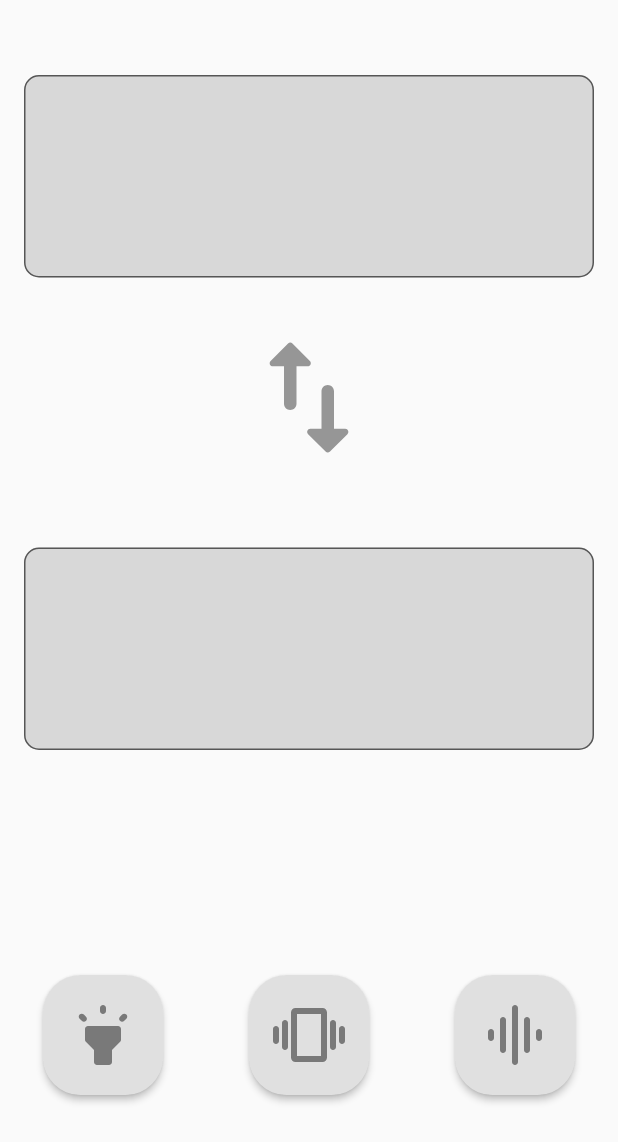
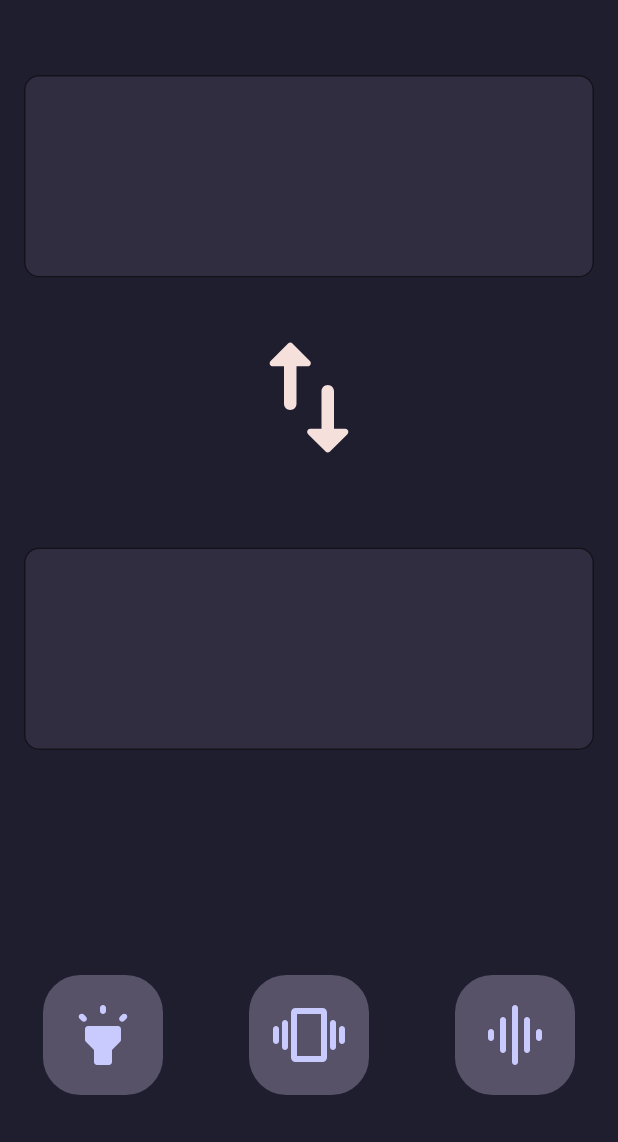
Before and after one commit to M3nny/Morsay, a Flutter app: the screen it shows after launch, on a phone screen of 412 x 824 dp. Shown: the top 1142 px of the screen. Run offline on Flutter 3.47's test engine with Material 2 defaults, Android fonts, the phone set to English and light mode, and no system bars; our stand-ins replace audioplayers, flutter_svg, vibration; missing offline and left inert: flashlight.

Commit message:
Implement catppuccin theme

```diff
--- a/lib/main.dart
+++ b/lib/main.dart
@@ -9,8 +9,66 @@ import 'package:flutter_svg/flutter_svg.dart';
 void main() => runApp(Human2Morse());
 
 String latin = "";
-List<String> alphabet = ["A", "B", "C", "D", "E", "F", "G", "H", "I", "J", "K", "L", "M", "N", "O", "P", "Q", "R", "S", "T", "U", "V", "W", "X", "Y", "Z", " ", "\n"];
-List<String> morseList = [".-", "-...", "-.-.", "-..", ".", "..-.", "--.", "....", "..", ".---", "-.-", ".-..", "--", "-.", "---", ".--.", "--.-", ".-.", "...", "-", "..-", "...-", ".--", "-..-", "-.--", "--..", "/", "\n"];
+List<String> alphabet = [
+  "A",
+  "B",
+  "C",
+  "D",
+  "E",
+  "F",
+  "G",
+  "H",
+  "I",
+  "J",
+  "K",
+  "L",
+  "M",
+  "N",
+  "O",
+  "P",
+  "Q",
+  "R",
+  "S",
+  "T",
+  "U",
+  "V",
+  "W",
+  "X",
+  "Y",
+  "Z",
+  " ",
+  "\n"
+];
+List<String> morseList = [
+  ".-",
+  "-...",
+  "-.-.",
+  "-..",
+  ".",
+  "..-.",
+  "--.",
+  "....",
+  "..",
+  ".---",
+  "-.-",
+  ".-..",
+  "--",
+  "-.",
+  "---",
+  ".--.",
+  "--.-",
+  ".-.",
+  "...",
+  "-",
+  "..-",
+  "...-",
+  ".--",
+  "-..-",
+  "-.--",
+  "--..",
+  "/",
+  "\n"
+];
 
 // ignore: must_be_immutable
 class Human2Morse extends StatelessWidget {
@@ -19,13 +77,12 @@ class Human2Morse extends StatelessWidget {
   @override
   Widget build(BuildContext context) {
     return MaterialApp(
+      theme: ThemeData(scaffoldBackgroundColor: const Color(0xff1E1E2E)),
       home: Scaffold(
         resizeToAvoidBottomInset: false,
         body: Column(
           children: [
-
             Translator(),
-
             Row(
               children: [
                 Expanded(
@@ -38,13 +95,14 @@ class Human2Morse extends StatelessWidget {
                       child: ElevatedButton(
                         style: ButtonStyle(
                           backgroundColor: MaterialStateProperty.all<Color>(
-                            Colors.grey[300]
-                          ),
-                          shape: MaterialStateProperty.all<RoundedRectangleBorder>(
+                              Color(0xff575268)),
+                          shape:
+                              MaterialStateProperty.all<RoundedRectangleBorder>(
                             RoundedRectangleBorder(
                               borderRadius: BorderRadius.circular(25.0),
                             ),
                           ),
+                          elevation: MaterialStateProperty.all<double>(0),
                         ),
                         onPressed: () {},
                         child: SizedBox(
@@ -53,14 +111,13 @@ class Human2Morse extends StatelessWidget {
                             "assets/images/torch.svg",
                             width: 100,
                             height: 100,
-                            color: Color(0xff797979),
+                            color: Color(0xffC9CBFF),
                           ),
                         ),
                       ),
                     ),
                   ),
                 ),
-
                 Expanded(
                   child: Align(
                     alignment: Alignment.topCenter,
@@ -71,13 +128,14 @@ class Human2Morse extends StatelessWidget {
                       child: ElevatedButton(
                         style: ButtonStyle(
                           backgroundColor: MaterialStateProperty.all<Color>(
-                            Colors.grey[300]
-                          ),
-                          shape: MaterialStateProperty.all<RoundedRectangleBorder>(
+                              Color(0xff575268)),
+                          shape:
+                              MaterialStateProperty.all<RoundedRectangleBorder>(
                             RoundedRectangleBorder(
                               borderRadius: BorderRadius.circular(25.0),
                             ),
                           ),
+                          elevation: MaterialStateProperty.all<double>(0),
                         ),
                         onPressed: () {},
                         child: SizedBox(
@@ -86,14 +144,13 @@ class Human2Morse extends StatelessWidget {
                             "assets/images/vibration.svg",
                             width: 100,
                             height: 100,
-                            color: Color(0xff797979),
+                            color: Color(0xffC9CBFF),
                           ),
                         ),
                       ),
                     ),
                   ),
                 ),
-
                 Expanded(
                   child: Align(
                     alignment: Alignment.topCenter,
@@ -104,13 +161,14 @@ class Human2Morse extends StatelessWidget {
                       child: ElevatedButton(
                         style: ButtonStyle(
                           backgroundColor: MaterialStateProperty.all<Color>(
-                            Colors.grey[300]
-                          ),
-                          shape: MaterialStateProperty.all<RoundedRectangleBorder>(
+                              Color(0xff575268)),
+                          shape:
+                              MaterialStateProperty.all<RoundedRectangleBorder>(
                             RoundedRectangleBorder(
                               borderRadius: BorderRadius.circular(25.0),
                             ),
                           ),
+                          elevation: MaterialStateProperty.all<double>(0),
                         ),
                         onPressed: () {},
                         child: SizedBox(
@@ -119,7 +177,7 @@ class Human2Morse extends StatelessWidget {
                             "assets/images/sound.svg",
                             width: 100,
                             height: 100,
-                            color: Color(0xff797979),
+                            color: Color(0xffC9CBFF),
                           ),
                         ),
                       ),
@@ -136,7 +194,7 @@ class Human2Morse extends StatelessWidget {
 }
 
 class Translator extends StatefulWidget {
-  const Translator({Key key }) : super(key: key);
+  const Translator({Key key}) : super(key: key);
 
   @override
   State<Translator> createState() => _TranslatorState();
@@ -146,23 +204,23 @@ class _TranslatorState extends State<Translator> {
   String actualMorse = "";
 
   // every time the text changes update the variable and call the method to update the morse textField
-  void updateText(String newText){
+  void updateText(String newText) {
     latin = newText;
     updateMorse();
   }
 
-  void updateMorse(){
-    setState((){
+  void updateMorse() {
+    setState(() {
       actualMorse = latinToMorse(latin);
     });
   }
 
-String latinToMorse(String latin){
+  String latinToMorse(String latin) {
     String result = "";
 
-  for(int i = 0; i < latin.length; i++){
-    for(int j = 0; j < alphabet.length; j++){
-      if(latin[i].toUpperCase() == alphabet[j]){
+    for (int i = 0; i < latin.length; i++) {
+      for (int j = 0; j < alphabet.length; j++) {
+        if (latin[i].toUpperCase() == alphabet[j]) {
           result = result + " " + morseList[j];
         }
       }
@@ -172,28 +230,34 @@ String latinToMorse(String latin){
 
   @override
   Widget build(BuildContext context) {
-    return Column(
-      children: [
+    return Column(children: [
       Align(
         alignment: Alignment.topCenter,
         child: Container(
           margin: EdgeInsets.only(top: 50),
           width: 380,
           child: TextField(
+            cursorColor: Color(0xffD9E0EE),
             maxLines: 5,
+            style: TextStyle(color: Color(0xffD9E0EE)),
             onChanged: updateText,
             decoration: InputDecoration(
               border: OutlineInputBorder(
-                  borderRadius: BorderRadius.circular(10)
+                  borderRadius: BorderRadius.circular(10),
+                  borderSide: BorderSide(color: Color(0xff302D41))),
+
+              focusedBorder: OutlineInputBorder(
+                borderRadius: BorderRadius.circular(10),
+                borderSide: BorderSide(color: Color(0xffD9E0EE), width: 2.0),
               ),
+
               //hintText: "translate from human",
-                fillColor: Color(0xffD8D8D8),
+              fillColor: Color(0xff302D41),
               filled: true,
             ),
           ),
         ),
       ),
-
       Align(
         alignment: Alignment.topCenter,
         child: Container(
@@ -203,11 +267,10 @@ String latinToMorse(String latin){
             "assets/images/swap.svg",
             width: 100,
             height: 100,
-              color: Color(0xff969696),
+            color: Color(0xffF5E0DC),
           ),
         ),
       ),
-
       Align(
         alignment: Alignment.topCenter,
         child: Container(
@@ -215,20 +278,26 @@ String latinToMorse(String latin){
           width: 380,
           child: TextField(
             maxLines: 5,
+            style: TextStyle(color: Color(0xffD9E0EE)),
             readOnly: true,
             controller: TextEditingController(text: actualMorse),
             decoration: InputDecoration(
               border: OutlineInputBorder(
-                  borderRadius: BorderRadius.circular(10)
+                  borderRadius: BorderRadius.circular(10),
+                  borderSide: BorderSide(color: Color(0xff302D41))),
+
+              focusedBorder: OutlineInputBorder(
+                borderRadius: BorderRadius.circular(10),
+                borderSide: BorderSide(color: Color(0xffD9E0EE), width: 2.0),
               ),
+
               //hintText: "translate from human",
-                fillColor: Color(0xffD8D8D8),
+              fillColor: Color(0xff302D41),
               filled: true,
             ),
           ),
         ),
       ),
-      ]
-    );
+    ]);
   }
 }
```
Lines whose indentation alone changed are shown as unchanged.
